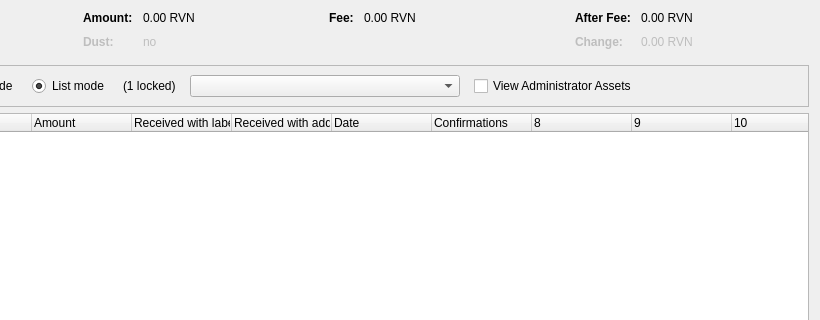
soosho/Tenzura, file src/qt/forms/assetcontroldialog.ui: the form before one commit; both pictures show x 180 to 1000 and y 0 to 320 of the 1000 by 500 pixel window.
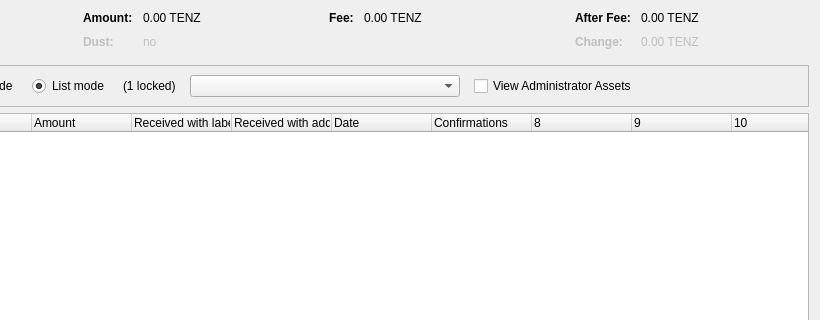
The form after the commit. Custom widgets are drawn as their Qt base class.

The edit to the form file:
```diff
--- a/src/qt/forms/assetcontroldialog.ui
+++ b/src/qt/forms/assetcontroldialog.ui
@@ -132,7 +132,7 @@
           <enum>Qt::ActionsContextMenu</enum>
          </property>
          <property name="text">
-          <string notr="true">0.00 RVN</string>
+          <string notr="true">0.00 TENZ</string>
          </property>
          <property name="textInteractionFlags">
           <set>Qt::LinksAccessibleByMouse|Qt::TextSelectableByKeyboard|Qt::TextSelectableByMouse</set>
@@ -212,7 +212,7 @@
           <enum>Qt::ActionsContextMenu</enum>
          </property>
          <property name="text">
-          <string notr="true">0.00 RVN</string>
+          <string notr="true">0.00 TENZ</string>
          </property>
          <property name="textInteractionFlags">
           <set>Qt::LinksAccessibleByMouse|Qt::TextSelectableByKeyboard|Qt::TextSelectableByMouse</set>
@@ -257,7 +257,7 @@
           <enum>Qt::ActionsContextMenu</enum>
          </property>
          <property name="text">
-          <string notr="true">0.00 RVN</string>
+          <string notr="true">0.00 TENZ</string>
          </property>
          <property name="textInteractionFlags">
           <set>Qt::LinksAccessibleByMouse|Qt::TextSelectableByKeyboard|Qt::TextSelectableByMouse</set>
@@ -292,7 +292,7 @@
           <enum>Qt::ActionsContextMenu</enum>
          </property>
          <property name="text">
-          <string notr="true">0.00 RVN</string>
+          <string notr="true">0.00 TENZ</string>
          </property>
          <property name="textInteractionFlags">
           <set>Qt::LinksAccessibleByMouse|Qt::TextSelectableByKeyboard|Qt::TextSelectableByMouse</set>
```
